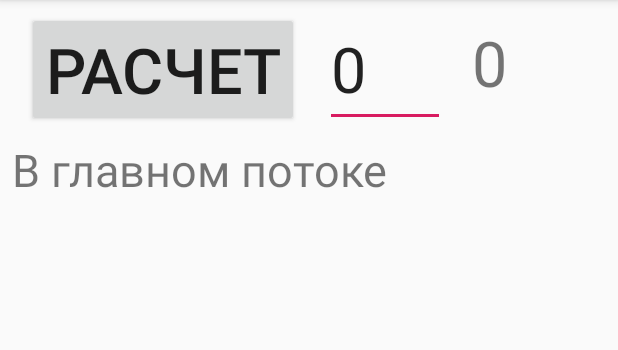
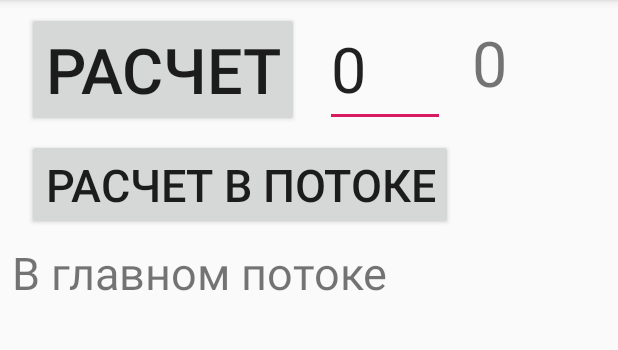
Before and after one commit to GeekBrainsAndroid/Android2019_2, an Android app: the screen it shows after launch (MainActivity), after a tap on "РАСЧЕТ", on a phone screen of 412 x 824 dp, the part 84-434 px from its top. Run offline under Robolectric (Android 15) with nearby library versions, the phone set to English and light mode, and no system bars.

Commit message:
Thread: Вычисления в отдельном потоке.

```diff
--- a/Lesson-3/Thread/app/src/main/java/ru/geekbrains/thread/MainActivity.java
+++ b/Lesson-3/Thread/app/src/main/java/ru/geekbrains/thread/MainActivity.java
@@ -13,20 +13,46 @@ import java.util.concurrent.TimeUnit;
 
 public class MainActivity extends AppCompatActivity {
 
+    private int counterThread = 0;
+    private TextView textView;
+    private TextView textIndicator;
+    private EditText seconds;
+
     @Override
     protected void onCreate(Bundle savedInstanceState) {
         super.onCreate(savedInstanceState);
         setContentView(R.layout.activity_main);
         final Button button = findViewById(R.id.button);
-        final TextView textView = findViewById(R.id.textView);
-        final TextView textIndicator = findViewById(R.id.textIndicator);
-        final EditText seconds = findViewById(R.id.editText);
+        textView = findViewById(R.id.textView);
+        textIndicator = findViewById(R.id.textIndicator);
+        seconds = findViewById(R.id.editText);
         button.setOnClickListener(new View.OnClickListener() {
             @Override
             public void onClick(View v) {
                 String result = Long.toString(calculate(Integer.parseInt(seconds.getText().toString())));
                 textIndicator.setText("В главном потоке");
                 textView.setText(result);
+            }
+        });
+
+        initButtonThread();
+    }
+
+    private void initButtonThread(){
+        Button calcThread = findViewById(R.id.calcThreadBtn);
+        calcThread.setOnClickListener(new View.OnClickListener() {
+            @Override
+            public void onClick(View view) {
+                counterThread++;
+                final int numberThread = counterThread;
+                new Thread(new Runnable() {
+                    @Override
+                    public void run() {
+                        String result = Long.toString(calculate(Integer.parseInt(seconds.getText().toString())));
+                        textIndicator.setText(String.format("Из потока %d", numberThread));
+                        textView.setText(result);
+                    }
+                }).start();
             }
         });
     }
--- a/Lesson-3/Thread/app/src/main/res/layout/activity_main.xml
+++ b/Lesson-3/Thread/app/src/main/res/layout/activity_main.xml
@@ -17,6 +17,16 @@
         app:layout_constraintStart_toStartOf="parent"
         app:layout_constraintTop_toTopOf="parent" />
 
+    <Button
+        android:id="@+id/calcThreadBtn"
+        android:layout_width="wrap_content"
+        android:layout_height="wrap_content"
+        android:layout_marginTop="8dp"
+        android:textSize="30sp"
+        android:text="Расчет в потоке"
+        app:layout_constraintStart_toStartOf="@+id/button"
+        app:layout_constraintTop_toBottomOf="@+id/button" />
+
     <TextView
         android:id="@+id/textView"
         android:layout_width="80dp"
@@ -32,14 +42,14 @@
         android:id="@+id/textIndicator"
         android:layout_width="match_parent"
         android:layout_height="wrap_content"
-        android:layout_marginEnd="8dp"
         android:layout_marginStart="8dp"
         android:layout_marginTop="8dp"
+        android:layout_marginEnd="8dp"
         android:text=""
         android:textSize="30sp"
         app:layout_constraintEnd_toEndOf="parent"
         app:layout_constraintStart_toStartOf="parent"
-        app:layout_constraintTop_toBottomOf="@+id/button" />
+        app:layout_constraintTop_toBottomOf="@+id/calcThreadBtn" />
 
     <EditText
         android:id="@+id/editText"
@@ -53,4 +63,5 @@
         app:layout_constraintBottom_toBottomOf="@+id/button"
         app:layout_constraintEnd_toStartOf="@+id/textView"
         app:layout_constraintStart_toEndOf="@+id/button" />
+
 </androidx.constraintlayout.widget.ConstraintLayout>
```
